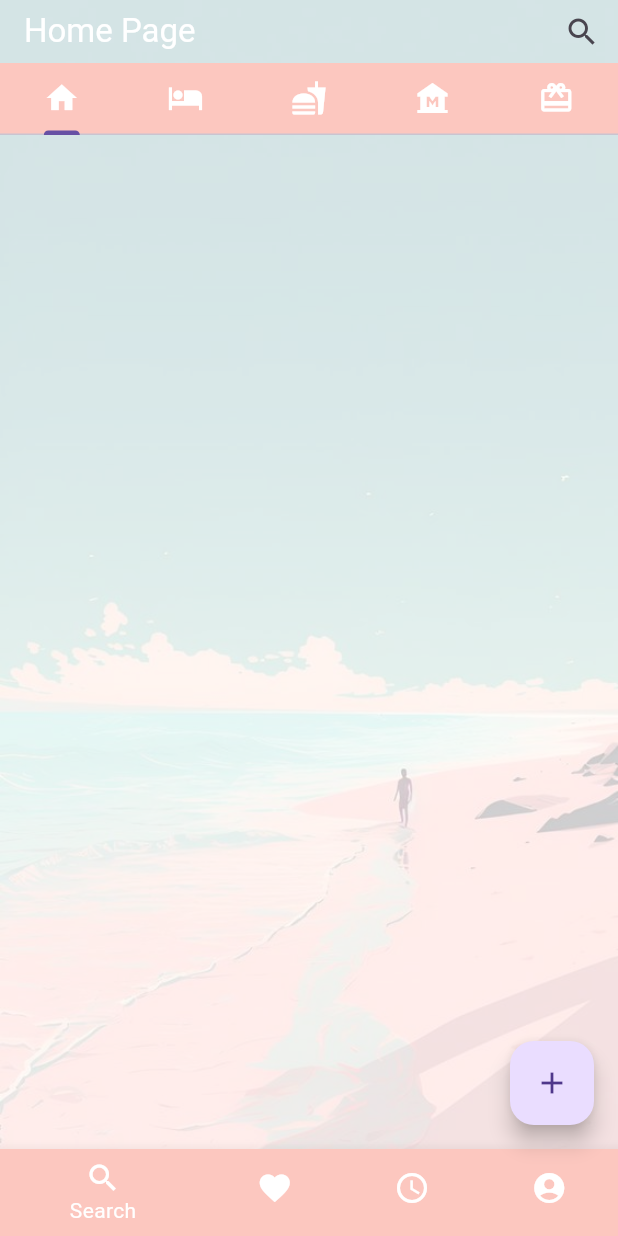
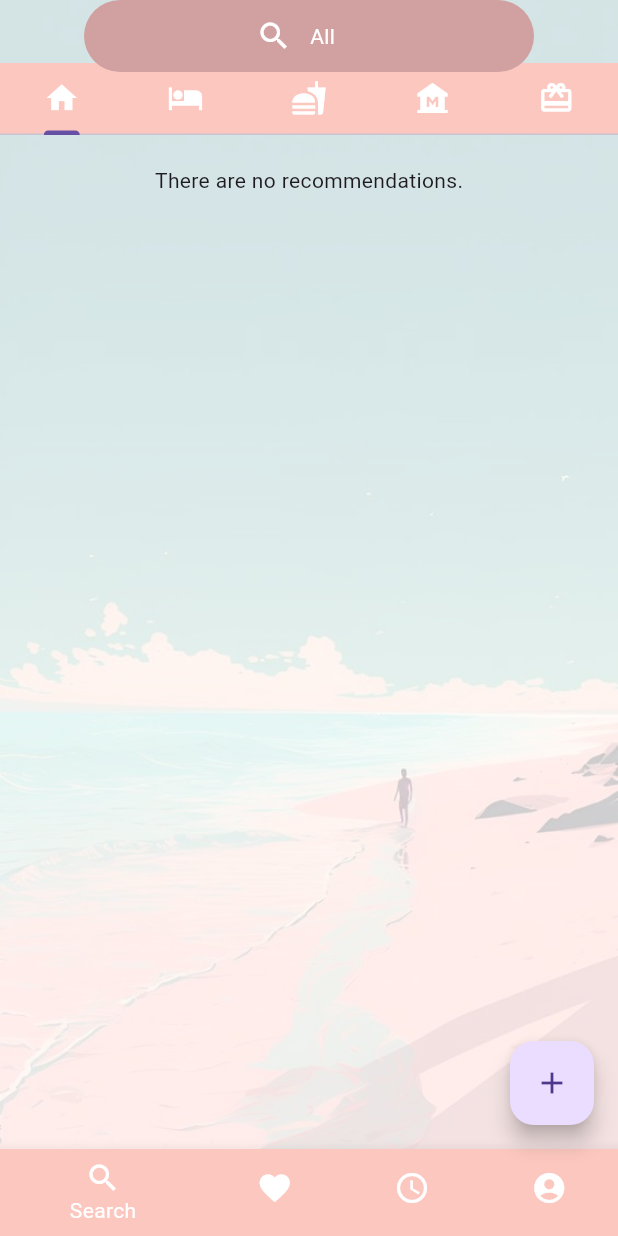
Before and after one commit to c-gillet/Travel-Application, a Flutter app: the screen it shows once a user with an empty profile is signed in, on a phone screen of 412 x 824 dp. Run offline on Flutter 3.47's test engine with Material 3 defaults, Android fonts, the phone set to English and light mode, and no system bars; our stand-ins replace cloud_firestore, firebase_auth, firebase_core, firebase_storage, modal_progress_hud_nsn, rating_dialog and 1 more; missing offline and left inert: comment_box; accounts and stored records are empty.

Commit message:
select a city in home page + trying to show image from firestore but not working

```diff
--- a/lib/homepage.dart
+++ b/lib/homepage.dart
@@ -23,6 +23,7 @@ class HomePage extends StatefulWidget {
 class _HomePageState extends State<HomePage> {
   final GlobalKey<_HomePageState> streamBuilderKey =
   GlobalKey<_HomePageState>();
+  String selectedCity = 'All';
   final _authentification = FirebaseAuth.instance;
   bool _isMounted = true;
 
@@ -64,29 +65,53 @@ class _HomePageState extends State<HomePage> {
     }
   }
 
+  void _selectCity(String city) {
+    setState(() {
+      selectedCity = city;
+    });
+  }
+
+
   List<Widget> generateImageWidgets(
       BuildContext context, List<DocumentSnapshot> docs, String type) {
     final double paddingValue = 30.0;
 
+    List<Widget> widgets = [];
 
-    return List.generate(docs.length, (index) {
-      if (docs[index]['type'] == type || type == '') {
-        return Padding(
+    bool hasRecommendations = false;
+
+    for (int index = 0; index < docs.length; index++) {
+      final String city = docs[index]['city']; // Assuming 'city' is a field in your documents
+
+      if ((docs[index]['type'] == type || type == '') &&
+          (selectedCity == 'All' || city == selectedCity)) {
+        hasRecommendations = true;
+        widgets.add(
+          Padding(
             padding: EdgeInsets.all(paddingValue),
             child: Column(
               children: [
                 buildListTile(context, docs[index], username, paddingValue),
+              ],
+            ),
+          ),
+        );
+      }
+    }
+
+    if (!hasRecommendations) {
+      widgets.add(
+        Padding(
+          padding: const EdgeInsets.all(20.0),
+          child: Text('There are no recommendations.'),
+        ),
+      );
+    }
+
+    return widgets;
+  }
 
 
-            ],
-          ),
-        );
-      } else {
-        // You can return null or an empty container for non-"visit" items
-        return Container();
-      }
-    });// Add this line to return an empty list in case the function completes normally
-  }
 
   @override
   Widget build(BuildContext context) {
@@ -130,7 +155,9 @@ class _HomePageState extends State<HomePage> {
                   children: [
                     Container(
                       height: 90, // Fixed height for the AppBar
-                      child: AppBar(
+                      child: Stack(
+                        children: [
+                          AppBar(
                             backgroundColor: Colors.transparent,
                             elevation: 0,
                             bottom: PreferredSize(
@@ -139,28 +166,72 @@ class _HomePageState extends State<HomePage> {
                                 color: const Color(0xFFFCC7BF),
                                 child: const TabBar(
                                   tabs: [
-                                Tab(
-                                    icon: Icon(Icons.home, color: Colors.white)),
-                                Tab(
-                                    icon: Icon(Icons.hotel, color: Colors.white)),
-                                Tab(
-                                    icon: Icon(Icons.fastfood, color: Colors.white)),
-                                Tab(
-                                    icon: Icon(Icons.museum, color: Colors.white)),
-                                Tab(
-                                    icon: Icon(Icons.card_giftcard, color: Colors.white)),
+                                    Tab(icon: Icon(Icons.home, color: Colors.white)),
+                                    Tab(icon: Icon(Icons.hotel, color: Colors.white)),
+                                    Tab(icon: Icon(Icons.fastfood, color: Colors.white)),
+                                    Tab(icon: Icon(Icons.museum, color: Colors.white)),
+                                    Tab(icon: Icon(Icons.card_giftcard, color: Colors.white)),
                                   ],
                                 ),
                               ),
                             ),
-                        title: const Text('Home Page',
-                            style: TextStyle(color: Colors.white)),
-                        actions: [
-                          IconButton(
-                            icon: const Icon(Icons.search),
-                            onPressed: () {
-                              // SEARCH AREA
+                            //title: const Text('Home Page', style: TextStyle(color: Colors.white)),
+
+                          ),
+                          Positioned(
+                            top: 0,
+                            left: MediaQuery.of(context).size.width / 2 - 150,
+                            child: Container(
+                              width: 300,
+                              decoration: BoxDecoration(
+                                color: AppColor.LightPink,
+                                borderRadius: BorderRadius.circular(30.0),
+                              ),
+                              child: Padding(
+                                padding: const EdgeInsets.only(right: 30),
+                                child: Row(
+                                  mainAxisAlignment: MainAxisAlignment.center,
+                                  children: [
+                                    PopupMenuButton<String>(
+                                      icon: Container(
+                                          child: Row(
+                                            children: [
+                                              Icon(Icons.search, color: Colors.white),
+                                            ],
+                                      )),
+                                      onSelected: _selectCity,
+                                      itemBuilder: (BuildContext context) {
+                                        return [
+                                          'All',
+                                          'Seoul',
+                                          'Busan',
+                                          'Incheon',
+                                          'Daegu',
+                                          'Daejeon',
+                                          'Gwangju',
+                                          'Gyeongju',
+                                          'Sokcho',
+                                          'Suwon',
+                                          'Ulsan',
+                                          'Bucheon',
+                                          'Jeonju',
+                                          'Jejudo',
+                                        ].map<PopupMenuEntry<String>>((String city) {
+                                          return PopupMenuItem<String>(
+                                            value: city,
+                                            child: Text(city),
+                                          );
+                                        }).toList();
                                       },
+                                    ), // Add some space between the dropdown and the selected city
+                                    Text(
+                                      selectedCity,
+                                      style: TextStyle(color: Colors.white),
+                                    ),
+                                  ],
+                                ),
+                              ),
+                            ),
                           ),
                         ],
                       ),
--- a/pubspec.yaml
+++ b/pubspec.yaml
@@ -42,7 +42,7 @@ dependencies:
   image_picker: ^0.8.4
   comment_box: ^0.0.18 #New dependencies----
   intl: ^0.17.0
-  firebase_storage: ^11.5.3
+  firebase_storage: 11.5.5
   file_picker: ^6.1.1
   rating_dialog: ^2.0.4
 
```
Also changed, not shown: lib/buildRecommendationDetails.dart (+23 -0 lines), lib/showImage.dart (added, +110 -0 lines). Lines whose indentation alone changed are shown as unchanged.
